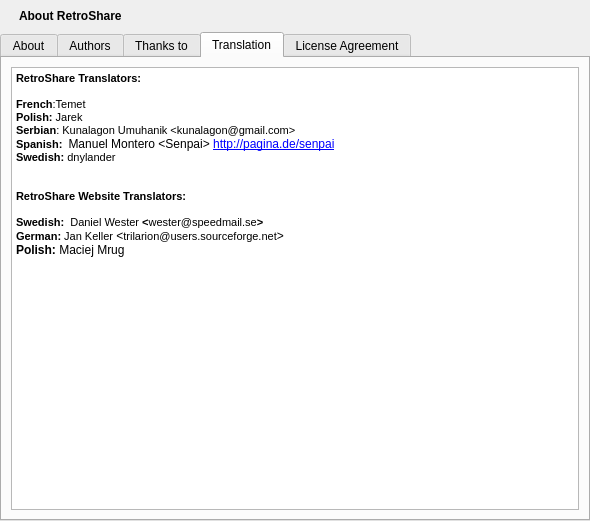
Old version of the form retroshare-gui/src/gui/HelpDialog.ui in the repository RetroShare/RetroShare.
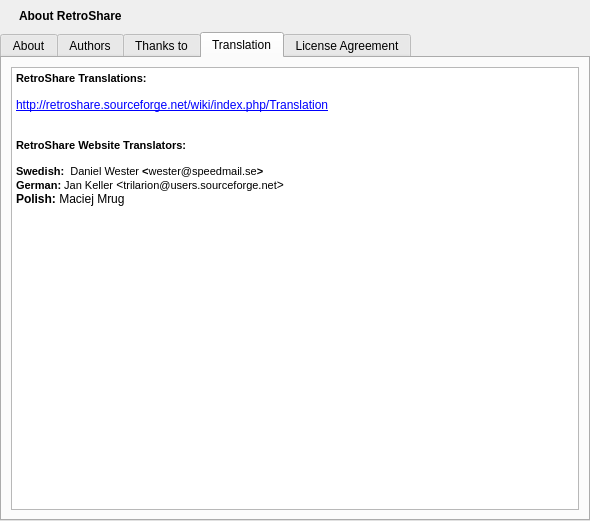
New version of the form. The open tabs and pages were chosen to show the change. Icons and pictures are not drawn.

Commit message: update help page

Diff of the .ui file:
```diff
--- a/retroshare-gui/src/gui/HelpDialog.ui
+++ b/retroshare-gui/src/gui/HelpDialog.ui
@@ -180,14 +180,10 @@
 &lt;html&gt;&lt;head&gt;&lt;meta name=&quot;qrichtext&quot; content=&quot;1&quot; /&gt;&lt;style type=&quot;text/css&quot;&gt;
 p, li { white-space: pre-wrap; }
 &lt;/style&gt;&lt;/head&gt;&lt;body style=&quot; font-family:'MS Shell Dlg 2'; font-size:9pt; font-weight:400; font-style:normal;&quot;&gt;
-&lt;p style=&quot; margin-top:0px; margin-bottom:0px; margin-left:0px; margin-right:0px; -qt-block-indent:0; text-indent:0px;&quot;&gt;&lt;span style=&quot; font-size:8pt; font-weight:600;&quot;&gt;RetroShare Translators:&lt;/span&gt;&lt;/p&gt;
+&lt;p style=&quot; margin-top:0px; margin-bottom:0px; margin-left:0px; margin-right:0px; -qt-block-indent:0; text-indent:0px;&quot;&gt;&lt;span style=&quot; font-size:8pt; font-weight:600;&quot;&gt;RetroShare Translations:&lt;/span&gt;&lt;/p&gt;
 &lt;p style=&quot;-qt-paragraph-type:empty; margin-top:0px; margin-bottom:0px; margin-left:0px; margin-right:0px; -qt-block-indent:0; text-indent:0px; font-size:8pt;&quot;&gt;&lt;/p&gt;
-&lt;p style=&quot; margin-top:0px; margin-bottom:0px; margin-left:0px; margin-right:0px; -qt-block-indent:0; text-indent:0px;&quot;&gt;&lt;span style=&quot; font-size:8pt; font-weight:600;&quot;&gt;French&lt;/span&gt;&lt;span style=&quot; font-size:8pt;&quot;&gt;:Temet&lt;/span&gt;&lt;/p&gt;
-&lt;p style=&quot; margin-top:0px; margin-bottom:0px; margin-left:0px; margin-right:0px; -qt-block-indent:0; text-indent:0px;&quot;&gt;&lt;span style=&quot; font-size:8pt; font-weight:600;&quot;&gt;Polish: &lt;/span&gt;&lt;span style=&quot; font-size:8pt;&quot;&gt;Jarek&lt;/span&gt;&lt;/p&gt;
-&lt;p style=&quot; margin-top:0px; margin-bottom:0px; margin-left:0px; margin-right:0px; -qt-block-indent:0; text-indent:0px;&quot;&gt;&lt;span style=&quot; font-size:8pt; font-weight:600;&quot;&gt;Serbian&lt;/span&gt;&lt;span style=&quot; font-size:8pt;&quot;&gt;: Kunalagon Umuhanik &amp;lt;kunalagon@gmail.com&amp;gt;&lt;/span&gt;&lt;/p&gt;
-&lt;p style=&quot; margin-top:0px; margin-bottom:0px; margin-left:0px; margin-right:0px; -qt-block-indent:0; text-indent:0px;&quot;&gt;&lt;span style=&quot; font-size:8pt; font-weight:600;&quot;&gt;Spanish:  &lt;/span&gt;&lt;span style=&quot; font-family:'Courier New,courier';&quot;&gt;Manuel Montero &amp;lt;Senpai&amp;gt; &lt;/span&gt;&lt;a href=&quot;http://pagina.de/senpai&amp;amp;gt&quot;&gt;&lt;span style=&quot; font-family:'Courier New,courier'; text-decoration: underline; color:#0000ff;&quot;&gt;http://pagina.de/senpai&lt;/span&gt;&lt;/a&gt;&lt;/p&gt;
-&lt;p style=&quot; margin-top:0px; margin-bottom:0px; margin-left:0px; margin-right:0px; -qt-block-indent:0; text-indent:0px;&quot;&gt;&lt;span style=&quot; font-size:8pt; font-weight:600;&quot;&gt;Swedish:&lt;/span&gt;&lt;span style=&quot; font-size:8pt;&quot;&gt; dnylander&lt;/span&gt;&lt;/p&gt;
-&lt;p style=&quot;-qt-paragraph-type:empty; margin-top:0px; margin-bottom:0px; margin-left:0px; margin-right:0px; -qt-block-indent:0; text-indent:0px; font-size:8pt;&quot;&gt;&lt;/p&gt;
+&lt;p style=&quot; margin-top:0px; margin-bottom:0px; margin-left:0px; margin-right:0px; -qt-block-indent:0; text-indent:0px;&quot;&gt;&lt;a href=&quot;http://retroshare.sourceforge.net/wiki/index.php/Translation&quot;&gt;&lt;span style=&quot; text-decoration: underline; color:#0000ff;&quot;&gt;http://retroshare.sourceforge.net/wiki/index.php/Translation&lt;/span&gt;&lt;/a&gt;&lt;/p&gt;
+&lt;p style=&quot;-qt-paragraph-type:empty; margin-top:0px; margin-bottom:0px; margin-left:0px; margin-right:0px; -qt-block-indent:0; text-indent:0px; text-decoration: underline; color:#0000ff;&quot;&gt;&lt;/p&gt;
 &lt;p style=&quot;-qt-paragraph-type:empty; margin-top:0px; margin-bottom:0px; margin-left:0px; margin-right:0px; -qt-block-indent:0; text-indent:0px; font-size:8pt;&quot;&gt;&lt;/p&gt;
 &lt;p style=&quot; margin-top:0px; margin-bottom:0px; margin-left:0px; margin-right:0px; -qt-block-indent:0; text-indent:0px;&quot;&gt;&lt;span style=&quot; font-size:8pt; font-weight:600;&quot;&gt;RetroShare Website Translators:&lt;/span&gt;&lt;/p&gt;
 &lt;p style=&quot;-qt-paragraph-type:empty; margin-top:0px; margin-bottom:0px; margin-left:0px; margin-right:0px; -qt-block-indent:0; text-indent:0px; font-size:8pt; font-weight:600;&quot;&gt;&lt;/p&gt;
```
